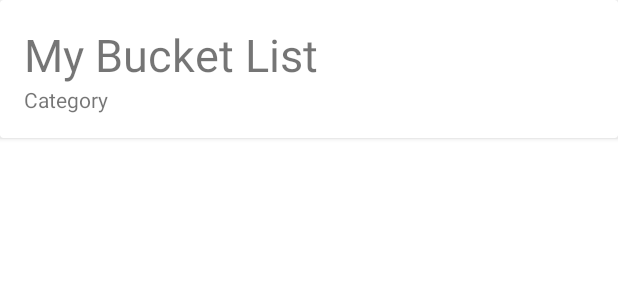
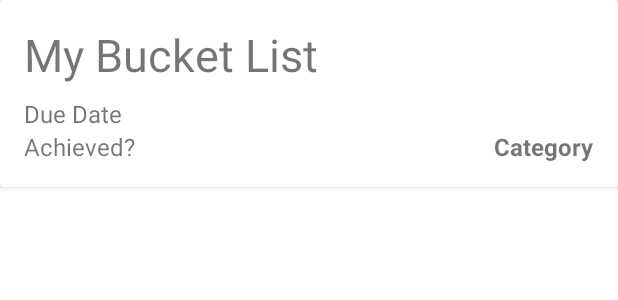
Before and after one commit to ChristianZaccaria/bucketlist-android-app, an Android app: the layout card_experience.xml on its own in the app's theme, with its tools: preview values and no code run, on a phone screen of 412 x 824 dp. Shown: the top 300 px of the screen. Run offline under Robolectric (Android 15) with nearby library versions, the phone set to English and light mode, and no system bars.

Commit message:
Cards - Formatting and customization: - Format date to display as "yyyy/MM/dd". - Move "category" to the right side of "Achieved" textview. - Add checkmark to 'achieved' experiences. - Refactor card_bucketlist.xml to card_experience.xml

```diff
--- a/app/src/main/java/ie/setu/bucketlistandroidapp/activities/AddBucketListActivity.kt
+++ b/app/src/main/java/ie/setu/bucketlistandroidapp/activities/AddBucketListActivity.kt
@@ -18,7 +18,7 @@ class AddBucketListActivity : AppCompatActivity() {
 
     private lateinit var binding: ActivityAddbucketlistBinding
     // class member
-    var experience = ExperienceModel()
+    private var experience = ExperienceModel()
     lateinit var app : MainApp
 
     override fun onCreate(savedInstanceState: Bundle?) {
--- /dev/null
+++ b/app/src/main/res/drawable/baseline_check_mark.xml
@@ -0,0 +1,5 @@
+<vector android:height="24dp" android:tint="#1BED03"
+    android:viewportHeight="24" android:viewportWidth="24"
+    android:width="24dp" xmlns:android="http://schemas.android.com/apk/res/android">
+    <path android:fillColor="@android:color/white" android:pathData="M12,2C6.48,2 2,6.48 2,12s4.48,10 10,10 10,-4.48 10,-10S17.52,2 12,2zM10,17l-5,-5 1.41,-1.41L10,14.17l7.59,-7.59L19,8l-9,9z"/>
+</vector>
--- a/app/src/main/res/layout/card_bucketlist.xml
+++ b/app/src/main/res/layout/card_experience.xml
@@ -21,10 +21,30 @@
             tools:text="My Bucket List" />
 
         <TextView
+            android:id="@+id/experienceDueDate"
+            android:layout_width="wrap_content"
+            android:layout_height="wrap_content"
+            android:textSize="16sp"
+            android:layout_below="@id/experienceTitle"
+            android:layout_marginTop="8dp"
+            tools:text="Due Date" />
+
+        <TextView
+            android:id="@+id/experienceAchieved"
+            android:layout_width="wrap_content"
+            android:layout_height="wrap_content"
+            android:textSize="16sp"
+            android:layout_below="@id/experienceDueDate"
+            tools:text="Achieved?" />
+
+        <TextView
             android:id="@+id/experienceCategory"
             android:layout_width="wrap_content"
             android:layout_height="wrap_content"
-            android:layout_below="@id/experienceTitle"
+            android:textStyle="bold"
+            android:textSize="16sp"
+            android:layout_alignBaseline="@id/experienceAchieved"
+            android:layout_alignParentEnd="true"
             tools:text="Category" />
 
     </RelativeLayout>
```
Also changed, not shown: app/src/main/java/ie/setu/bucketlistandroidapp/adapters/ExperienceAdapter.kt (+38 -3 lines).
